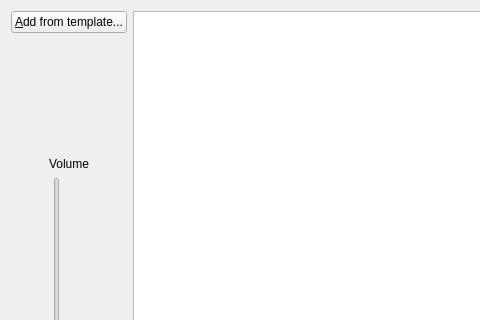
madmaxoft/SkauTan, file PlayerWindow.ui: the form before one commit; both pictures show x 0 to 480 and y 0 to 320 of the 716 by 472 pixel window.
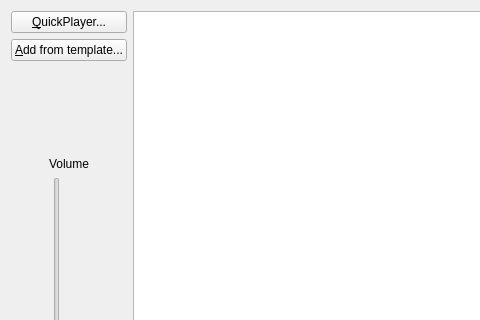
The form after the commit.

Commit message: Added a QuickPlayer dialog.

The edit to the form file:
```diff
--- a/PlayerWindow.ui
+++ b/PlayerWindow.ui
@@ -17,6 +17,13 @@
    <layout class="QHBoxLayout" name="horizontalLayout_2">
     <item>
      <layout class="QVBoxLayout" name="verticalLayout">
+      <item>
+       <widget class="QPushButton" name="btnQuickPlayer">
+        <property name="text">
+         <string>&amp;QuickPlayer...</string>
+        </property>
+       </widget>
+      </item>
       <item>
        <widget class="QPushButton" name="btnAddFromTemplate">
         <property name="text">
```
The commit also changes 9 other files.
